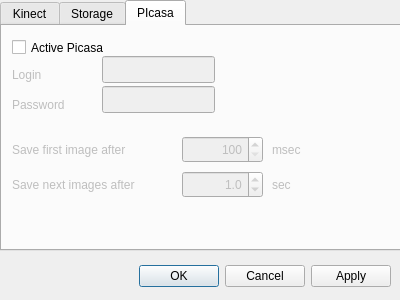
Above: src/Server/ui/settingsdialog.ui from darkenk/KinectAlarm before the change. Below: the same form after it.
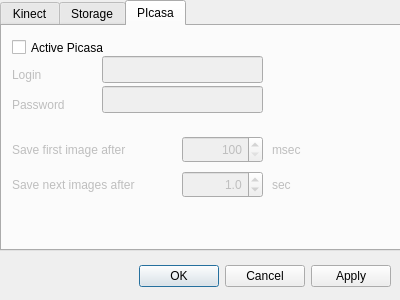
That is the form after the change. The open tabs and pages were chosen to show the change.

Diff of the .ui file:
```diff
--- a/src/Server/ui/settingsdialog.ui
+++ b/src/Server/ui/settingsdialog.ui
@@ -289,7 +289,7 @@
       <rect>
        <x>100</x>
        <y>30</y>
-       <width>113</width>
+       <width>161</width>
        <height>27</height>
       </rect>
      </property>
@@ -454,7 +454,7 @@
       <rect>
        <x>100</x>
        <y>60</y>
-       <width>113</width>
+       <width>161</width>
        <height>27</height>
       </rect>
      </property>
```
Left out of the diff: 2 changed lines with no effect on the pictures.
